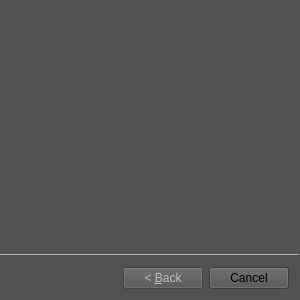
First picture: the form in view/case_wizard/case_wizard.ui, repository nextfoam/baram, before the edit.
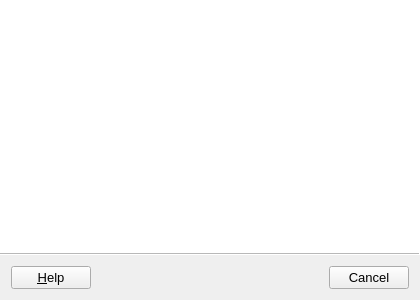
Second picture: the form after the edit.

Commit message: [/case_wizard]: modified

```diff
--- a/view/case_wizard/case_wizard.ui
+++ b/view/case_wizard/case_wizard.ui
@@ -6,7 +6,7 @@
    <rect>
     <x>0</x>
     <y>0</y>
-    <width>300</width>
+    <width>420</width>
     <height>300</height>
    </rect>
   </property>
@@ -16,15 +16,35 @@
     <verstretch>0</verstretch>
    </sizepolicy>
   </property>
+  <property name="minimumSize">
+   <size>
+    <width>420</width>
+    <height>300</height>
+   </size>
+  </property>
+  <property name="maximumSize">
+   <size>
+    <width>420</width>
+    <height>300</height>
+   </size>
+  </property>
+  <property name="font">
+   <font>
+    <pointsize>10</pointsize>
+   </font>
+  </property>
   <property name="windowTitle">
    <string>Wizard</string>
   </property>
   <property name="styleSheet">
-   <string notr="true">background-color:rgb(82, 82, 82);</string>
+   <string notr="true"/>
   </property>
   <property name="wizardStyle">
    <enum>QWizard::ModernStyle</enum>
   </property>
+  <property name="options">
+   <set>QWizard::CancelButtonOnLeft|QWizard::HaveHelpButton|QWizard::NoBackButtonOnStartPage</set>
+  </property>
  </widget>
  <resources/>
  <connections/>
```
The commit also changes 14 other files.
